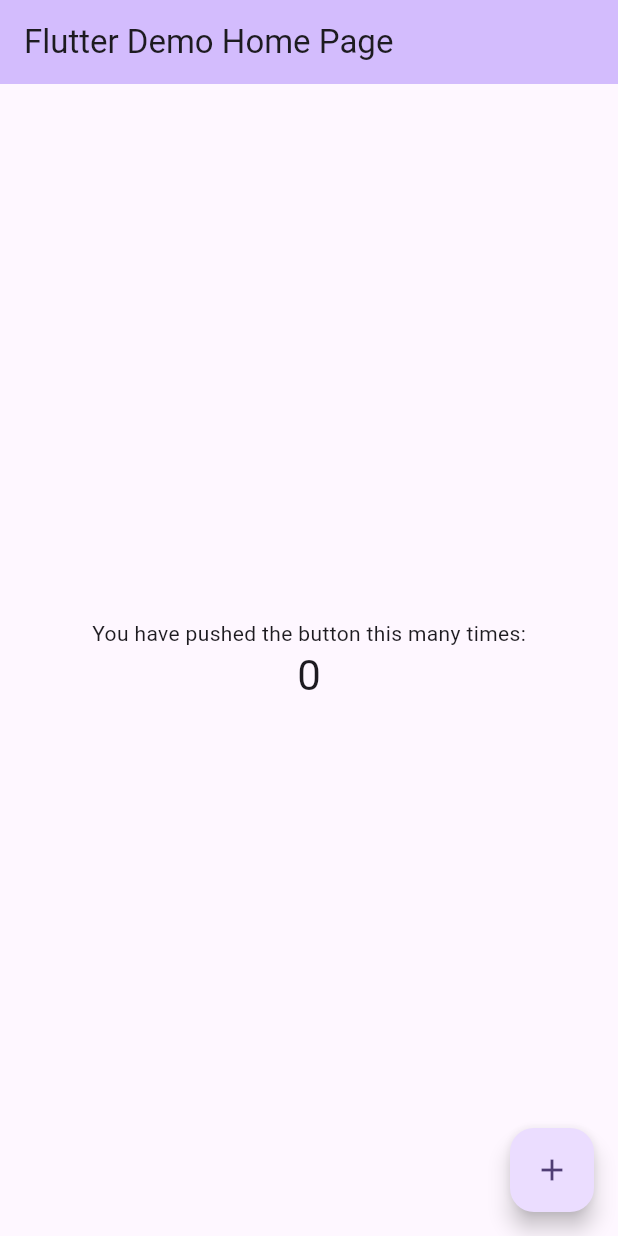
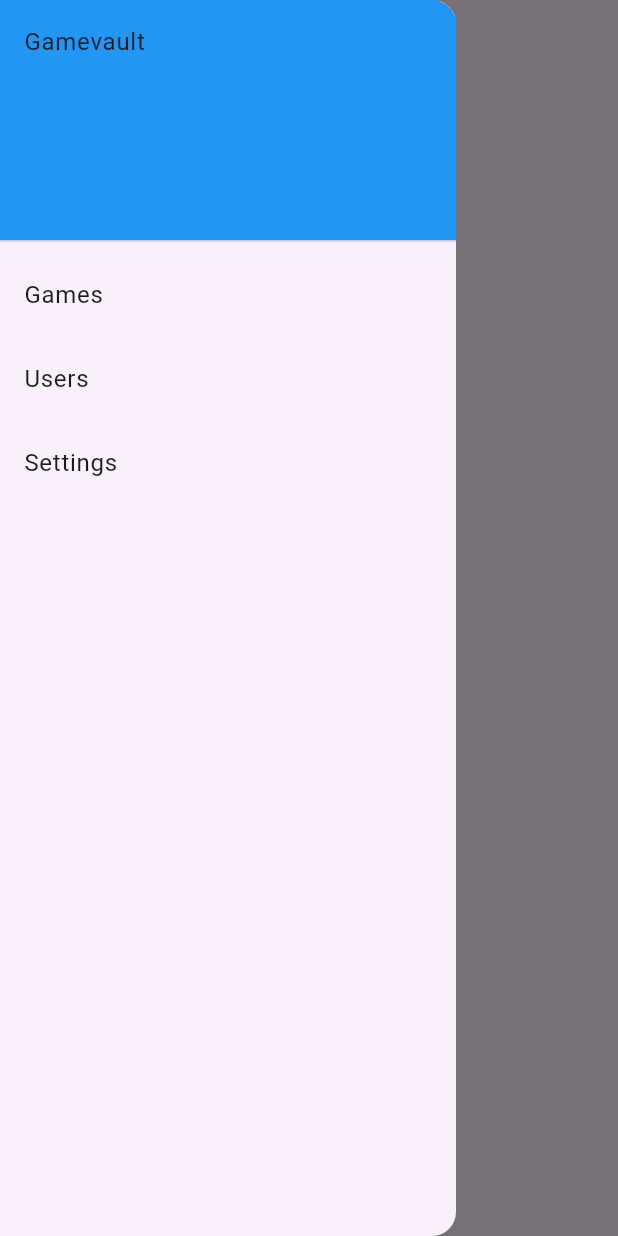
Before and after one commit to felixjulianheitmann/clavis, a Flutter app: the screen it shows after launch, with the side drawer open (before the commit the screen has no drawer), on a phone screen of 412 x 824 dp. Run offline on Flutter 3.47's test engine with Material 3 defaults, Android fonts, the phone set to English and light mode, and no system bars; generated files the repository leaves out were written again.

Commit message:
some first fiddling

```diff
--- a/lib/main.dart
+++ b/lib/main.dart
@@ -1,122 +1,44 @@
 import 'package:flutter/material.dart';
+import 'package:flutter_localizations/flutter_localizations.dart';
+import 'package:gamevault_web/widgets/drawer.dart';
+import 'package:flutter_gen/gen_l10n/app_localizations.dart';
 
 void main() {
-  runApp(const MyApp());
+  runApp(const Gamevault());
 }
 
-class MyApp extends StatelessWidget {
-  const MyApp({super.key});
+class Gamevault extends StatelessWidget {
+  const Gamevault({super.key});
 
-  // This widget is the root of your application.
   @override
   Widget build(BuildContext context) {
     return MaterialApp(
-      title: 'Flutter Demo',
+      title: 'Gamevault',
       theme: ThemeData(
-        // This is the theme of your application.
-        //
-        // TRY THIS: Try running your application with "flutter run". You'll see
-        // the application has a purple toolbar. Then, without quitting the app,
-        // try changing the seedColor in the colorScheme below to Colors.green
-        // and then invoke "hot reload" (save your changes or press the "hot
-        // reload" button in a Flutter-supported IDE, or press "r" if you used
-        // the command line to start the app).
-        //
-        // Notice that the counter didn't reset back to zero; the application
-        // state is not lost during the reload. To reset the state, use hot
-        // restart instead.
-        //
-        // This works for code too, not just values: Most code changes can be
-        // tested with just a hot reload.
         colorScheme: ColorScheme.fromSeed(seedColor: Colors.deepPurple),
       ),
-      home: const MyHomePage(title: 'Flutter Demo Home Page'),
+      localizationsDelegates: [
+        GlobalMaterialLocalizations.delegate,
+        GlobalWidgetsLocalizations.delegate,
+        GlobalCupertinoLocalizations.delegate,
+        AppLocalizations.delegate,
+      ],
+      supportedLocales: [Locale('en'), Locale('de')],
+      home: const GamevaultHome(),
     );
   }
 }
 
-class MyHomePage extends StatefulWidget {
-  const MyHomePage({super.key, required this.title});
-
-  // This widget is the home page of your application. It is stateful, meaning
-  // that it has a State object (defined below) that contains fields that affect
-  // how it looks.
-
-  // This class is the configuration for the state. It holds the values (in this
-  // case the title) provided by the parent (in this case the App widget) and
-  // used by the build method of the State. Fields in a Widget subclass are
-  // always marked "final".
-
-  final String title;
-
-  @override
-  State<MyHomePage> createState() => _MyHomePageState();
-}
-
-class _MyHomePageState extends State<MyHomePage> {
-  int _counter = 0;
-
-  void _incrementCounter() {
-    setState(() {
-      // This call to setState tells the Flutter framework that something has
-      // changed in this State, which causes it to rerun the build method below
-      // so that the display can reflect the updated values. If we changed
-      // _counter without calling setState(), then the build method would not be
-      // called again, and so nothing would appear to happen.
-      _counter++;
-    });
-  }
+class GamevaultHome extends StatelessWidget {
+  const GamevaultHome({super.key});
 
   @override
   Widget build(BuildContext context) {
-    // This method is rerun every time setState is called, for instance as done
-    // by the _incrementCounter method above.
-    //
-    // The Flutter framework has been optimized to make rerunning build methods
-    // fast, so that you can just rebuild anything that needs updating rather
-    // than having to individually change instances of widgets.
     return Scaffold(
       appBar: AppBar(
-        // TRY THIS: Try changing the color here to a specific color (to
-        // Colors.amber, perhaps?) and trigger a hot reload to see the AppBar
-        // change color while the other colors stay the same.
-        backgroundColor: Theme.of(context).colorScheme.inversePrimary,
-        // Here we take the value from the MyHomePage object that was created by
-        // the App.build method, and use it to set our appbar title.
-        title: Text(widget.title),
+        title: Text(AppLocalizations.of(context)!.app_title),
       ),
-      body: Center(
-        // Center is a layout widget. It takes a single child and positions it
-        // in the middle of the parent.
-        child: Column(
-          // Column is also a layout widget. It takes a list of children and
-          // arranges them vertically. By default, it sizes itself to fit its
-          // children horizontally, and tries to be as tall as its parent.
-          //
-          // Column has various properties to control how it sizes itself and
-          // how it positions its children. Here we use mainAxisAlignment to
-          // center the children vertically; the main axis here is the vertical
-          // axis because Columns are vertical (the cross axis would be
-          // horizontal).
-          //
-          // TRY THIS: Invoke "debug painting" (choose the "Toggle Debug Paint"
-          // action in the IDE, or press "p" in the console), to see the
-          // wireframe for each widget.
-          mainAxisAlignment: MainAxisAlignment.center,
-          children: <Widget>[
-            const Text('You have pushed the button this many times:'),
-            Text(
-              '$_counter',
-              style: Theme.of(context).textTheme.headlineMedium,
-            ),
-          ],
-        ),
-      ),
-      floatingActionButton: FloatingActionButton(
-        onPressed: _incrementCounter,
-        tooltip: 'Increment',
-        child: const Icon(Icons.add),
-      ), // This trailing comma makes auto-formatting nicer for build methods.
+      drawer: SidebarDrawer(),
     );
   }
 }
--- /dev/null
+++ b/lib/widgets/drawer.dart
@@ -0,0 +1,35 @@
+import 'package:flutter/material.dart';
+import 'package:flutter_gen/gen_l10n/app_localizations.dart';
+import 'package:gamevault_web/widgets/games/page.dart';
+
+class SidebarDrawer extends StatelessWidget {
+  const SidebarDrawer({super.key});
+
+  @override
+  Widget build(BuildContext context) {
+    var translate = AppLocalizations.of(context)!;
+
+    return Drawer(
+      child: ListView(
+        padding: EdgeInsets.zero,
+        children: [
+          DrawerHeader(
+            decoration: BoxDecoration(color: Colors.blue),
+            child: Text(translate.app_title),
+          ),
+          ListTile(
+            title: Text(translate.games_title),
+            onTap: () {
+              Navigator.push(
+                context,
+                MaterialPageRoute(builder: (context) => const GamesPage()),
+              );
+            },
+          ),
+          ListTile(title: Text(translate.users_title), onTap: () {}),
+          ListTile(title: Text(translate.settings_title), onTap: () {}),
+        ],
+      ),
+    );
+  }
+}
--- /dev/null
+++ b/lib/widgets/games/games_list.dart
@@ -0,0 +1,17 @@
+import 'package:flutter/material.dart';
+
+class GamesList extends StatelessWidget {
+  const GamesList({super.key, required this.games});
+
+  final List<String> games;
+
+  @override
+  Widget build(BuildContext context) {
+    return ListView(
+      children:
+          games.map((game) {
+            return ListTile(title: Text(game));
+          }).toList(),
+     );
+  }
+}
--- /dev/null
+++ b/lib/widgets/games/page.dart
@@ -0,0 +1,15 @@
+import 'package:flutter/material.dart';
+import 'package:gamevault_web/widgets/games/games_list.dart';
+import 'package:flutter_gen/gen_l10n/app_localizations.dart';
+
+class GamesPage extends StatelessWidget {
+  const GamesPage({super.key});
+
+  @override
+  Widget build(BuildContext context) {
+    return Scaffold(
+      appBar: AppBar(title: Text(AppLocalizations.of(context)!.games_title)),
+      body: GamesList(games: ["game 1", "game 2"]),
+    );
+  }
+}
```
Also changed, not shown: pubspec.yaml (+6 -70 lines), pubspec.lock.
